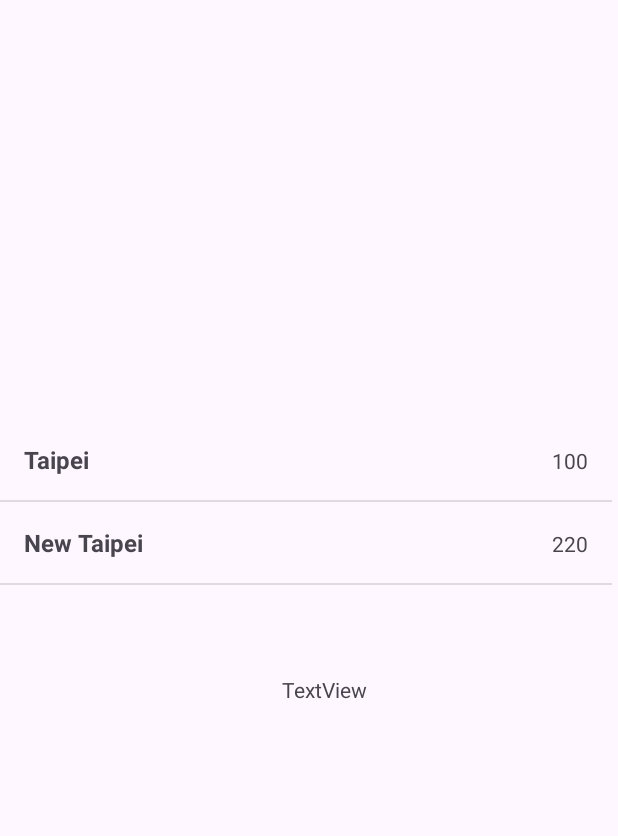
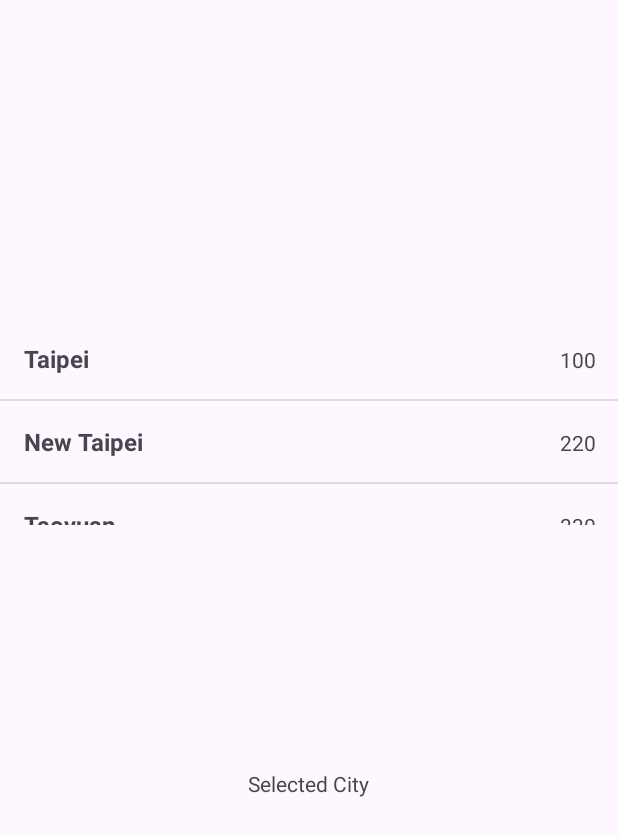
Before and after one commit to alfo0924/20240805AdvancedWidget-Android, an Android app: the screen it shows after launch (MainActivity), on a phone screen of 412 x 824 dp. Shown: the top 836 px of the screen. Run offline under Robolectric (Android 15) with nearby library versions, the phone set to English and light mode, and no system bars.

Commit message:
v1.28
add adapter

```diff
--- a/20240807ListViewTest/app/src/main/res/layout/activity_main.xml
+++ b/20240807ListViewTest/app/src/main/res/layout/activity_main.xml
@@ -1,5 +1,6 @@
 <?xml version="1.0" encoding="utf-8"?>
-<androidx.constraintlayout.widget.ConstraintLayout xmlns:android="http://schemas.android.com/apk/res/android"
+<androidx.constraintlayout.widget.ConstraintLayout
+    xmlns:android="http://schemas.android.com/apk/res/android"
     xmlns:app="http://schemas.android.com/apk/res-auto"
     xmlns:tools="http://schemas.android.com/tools"
     android:id="@+id/main"
@@ -9,27 +10,24 @@
 
     <ListView
         android:id="@+id/cityListView"
-        android:layout_width="408dp"
-        android:layout_height="117dp"
-        android:entries="@array/cities"
-        app:layout_constraintBottom_toBottomOf="parent"
+        android:layout_width="413dp"
+        android:layout_height="138dp"
+        android:layout_marginTop="212dp"
         app:layout_constraintEnd_toEndOf="parent"
-        app:layout_constraintHorizontal_bias="0.0"
         app:layout_constraintStart_toStartOf="parent"
-        app:layout_constraintTop_toTopOf="parent"
-        app:layout_constraintVertical_bias="0.395" />
+        app:layout_constraintTop_toTopOf="parent" />
 
     <TextView
         android:id="@+id/textView"
         android:layout_width="wrap_content"
         android:layout_height="wrap_content"
-        android:layout_marginTop="53dp"
-        android:layout_marginBottom="128dp"
-        android:text="TextView"
+        android:layout_marginTop="116dp"
+        android:layout_marginBottom="246dp"
+        android:text="Selected City"
         app:layout_constraintBottom_toBottomOf="parent"
         app:layout_constraintEnd_toEndOf="parent"
-        app:layout_constraintHorizontal_bias="0.529"
+        app:layout_constraintHorizontal_bias="0.498"
         app:layout_constraintStart_toStartOf="parent"
-        app:layout_constraintTop_toBottomOf="@+id/cityListView"
-        app:layout_constraintVertical_bias="0.0" />
+        app:layout_constraintTop_toBottomOf="@+id/cityListView" />
+
 </androidx.constraintlayout.widget.ConstraintLayout>
```
